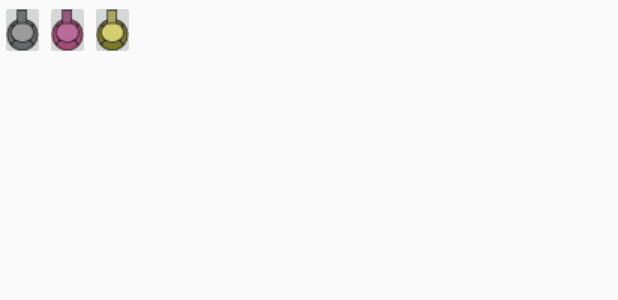
After one commit to GNyyoung/Defence, an Android app: the layout popup.xml on its own in the app's theme, with its tools: preview values and no code run, on a phone screen of 412 x 824 dp. The commit adds this screen. Shown: the top 300 px of the screen. Run offline under Robolectric (Android 15) with nearby library versions, the phone set to English and light mode, and no system bars.

```diff
--- a/app/src/main/java/com/example/young/defence/Data.java
+++ b/app/src/main/java/com/example/young/defence/Data.java
@@ -18,7 +18,7 @@ public class Data {
 //    스테이지 별 몬스터 능력치
     final static int[] monster1HP = {1,2,3};
     final static int[] monster1Money = {2,4,5};
-    final static float[] monster1Speed = {0,5};
+    final static float[] monster1Speed = {10,5};
     final static int[] monster2Count = {5};
 
     public static int playerMoney = 0;
--- a/app/src/main/java/com/example/young/defence/MainActivity.java
+++ b/app/src/main/java/com/example/young/defence/MainActivity.java
@@ -20,7 +20,7 @@ public class MainActivity extends AppCompatActivity {
         setContentView(v);
 // setContentView(R.layout.activity_main);
 
-        GameManager gameManager = new GameManager();
+        GameManager gameManager = new GameManager(this);
     }
 
 //    전체화면으로 만드는 메소드
--- /dev/null
+++ b/app/src/main/res/layout/popup.xml
@@ -0,0 +1,27 @@
+<?xml version="1.0" encoding="utf-8"?>
+<LinearLayout xmlns:android="http://schemas.android.com/apk/res/android"
+    xmlns:app="http://schemas.android.com/apk/res-auto"
+    android:layout_width="90dp"
+    android:layout_height="40dp">
+
+    <ImageButton
+        android:id="@+id/imageButton"
+        android:layout_width="wrap_content"
+        android:layout_height="wrap_content"
+        android:layout_weight="1"
+        app:srcCompat="@drawable/turret_pop1" />
+
+    <ImageButton
+        android:id="@+id/imageButton2"
+        android:layout_width="wrap_content"
+        android:layout_height="wrap_content"
+        android:layout_weight="1"
+        app:srcCompat="@drawable/turret_pop2" />
+
+    <ImageButton
+        android:id="@+id/imageButton3"
+        android:layout_width="wrap_content"
+        android:layout_height="wrap_content"
+        android:layout_weight="1"
+        app:srcCompat="@drawable/turret_pop3" />
+</LinearLayout>
```
Also changed, not shown: app/src/main/java/com/example/young/defence/GameManager.java (+4 -4 lines), app/src/main/java/com/example/young/defence/GameView.java (+11 -9 lines), app/src/main/res/layout/activity_main.xml (+0 -9 lines), app/src/main/res/drawable-v24/map1.png (added), app/src/main/res/drawable-v24/turret_base.png (added), app/src/main/res/drawable-v24/turret_e1.png (added), app/src/main/res/drawable-v24/turret_e2.png (added), app/src/main/res/drawable-v24/turret_pop1.png (added), app/src/main/res/drawable-v24/turret_pop2.png (added), app/src/main/res/drawable-v24/turret_pop3.png (added).
